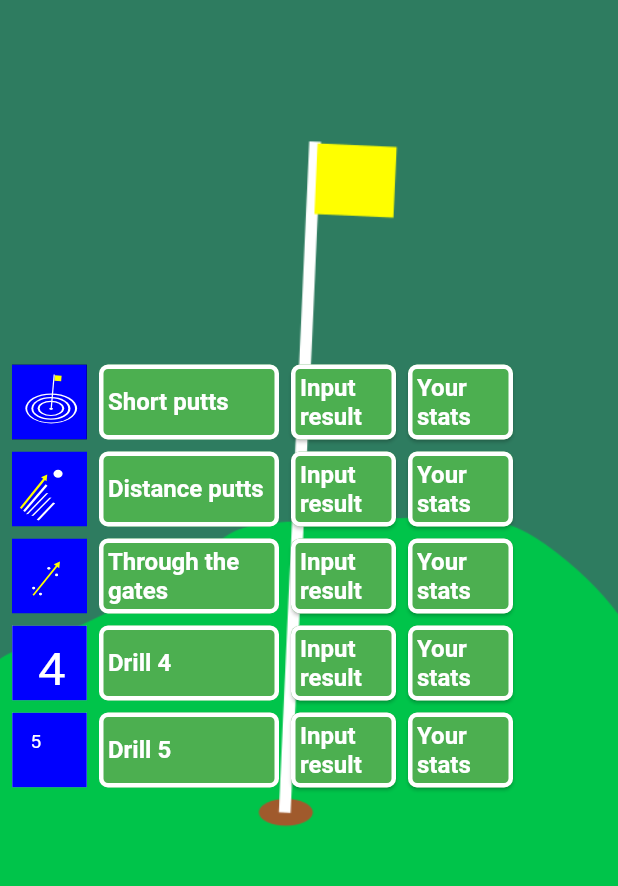
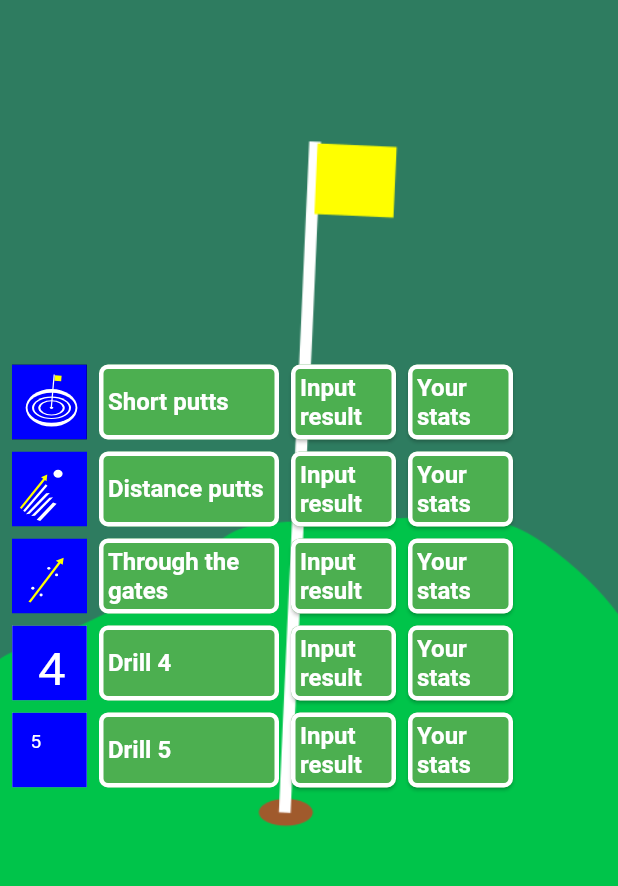
Before and after one commit to chrbuchsteiner61/PuttingDrill, a Flutter app: the screen it shows after launch, on a phone screen of 412 x 824 dp, the part 84-970 px from its top. Run offline on Flutter 3.47's test engine with Material 3 defaults, Android fonts, the phone set to English and light mode, and no system bars; our stand-ins replace fl_chart, flutter_svg, logger, shared_preferences, sqflite; missing offline and left inert: country_flags; accounts and stored records are empty; generated files the repository leaves out were written again; project files that could hold a hidden picture were left out.

Commit message:
svg icon separated

```diff
--- a/lib/main.dart
+++ b/lib/main.dart
@@ -7,6 +7,7 @@
 import 'package:myapp/methods_and_helper/language_helper.dart';
 import 'package:myapp/ui_elements/drill_line.dart';
 import 'package:myapp/methods_and_helper/constants.dart';
+import 'package:myapp/theme_data.dart';
 
 void main() => runApp(const PuttingDrillApp());
 
@@ -62,42 +63,7 @@
         // Locale('sv'),
       ],
       debugShowCheckedModeBanner: false,
-      theme: ThemeData(
-        appBarTheme: const AppBarTheme(
-          shadowColor: Colors.transparent,
-          elevation: 1.0,
-          centerTitle: false,
-          color: Colors.green,
-          titleTextStyle: TextStyle(
-              fontSize: 22.0, fontWeight: FontWeight.bold, color: Colors.white),
-        ),
-        scaffoldBackgroundColor: const Color.fromARGB(255, 208, 243, 218),
-        primarySwatch: Colors.blue,
-        textTheme: const TextTheme(
-          bodyLarge: TextStyle(
-              fontSize: 16.0,
-              fontWeight: FontWeight.normal,
-              color: Colors.black,
-              fontFamily: 'Noto-Sans'),
-          bodyMedium: TextStyle(
-              fontSize: 14.0,
-              fontWeight: FontWeight.normal,
-              color: Colors.black,
-              fontFamily: 'Noto-Sans'),
-          headlineLarge: TextStyle(
-              fontSize: 20.0, fontWeight: FontWeight.bold, color: Colors.white),
-          headlineMedium: TextStyle(
-              fontSize: 18.0, fontWeight: FontWeight.bold, color: Colors.black),
-          titleLarge: TextStyle(
-              fontSize: 20.0,
-              fontWeight: FontWeight.normal,
-              color: Colors.black54),
-          titleMedium: TextStyle(
-              fontSize: 16.0,
-              fontWeight: FontWeight.normal,
-              color: Colors.black54),
-        ),
-      ),
+      theme: AppTheme.data,
       home: const StartingPage(),
       locale: _locale,
     );
@@ -149,7 +115,7 @@
                 // no 1
                 aTask: localizations.task1,
                 inputDrillCriteria1: localizations.inputDrill1Criteria1,
-                inputDrillDistanceText: localizations.inputDrillDistanceText1,
+
                 inputDrillCriteria2: localizations.inputDrill1Criteria2,
                 inputDrillCriteria3: localizations.inputDrill1Criteria3,
 
@@ -176,7 +142,7 @@
                 // no 2
                 aTask: localizations.task2,
                 inputDrillCriteria1: localizations.inputDrill2Criteria1,
-                inputDrillDistanceText: localizations.inputDrillDistanceText2,
+
                 inputDrillCriteria2: localizations.inputDrill2Criteria2,
                 inputDrillCriteria3: localizations.inputDrill2Criteria3,
 
@@ -203,7 +169,7 @@
                 // no 3
                 aTask: localizations.task3,
                 inputDrillCriteria1: localizations.inputDrill3Criteria1,
-                inputDrillDistanceText: localizations.inputDrillDistanceText3,
+
                 inputDrillCriteria2: localizations.inputDrill3Criteria2,
                 inputDrillCriteria3: localizations.inputDrill3Criteria3,
 
@@ -230,7 +196,7 @@
                 // no 4
                 aTask: localizations.task4,
                 inputDrillCriteria1: localizations.inputDrill4Criteria1,
-                inputDrillDistanceText: localizations.inputDrillDistanceText4,
+
                 inputDrillCriteria2: localizations.inputDrill4Criteria2,
                 inputDrillCriteria3: localizations.inputDrill4Criteria3,
 
@@ -257,7 +223,7 @@
                 // no 5
                 aTask: localizations.task5,
                 inputDrillCriteria1: localizations.inputDrill5Criteria1,
-                inputDrillDistanceText: localizations.inputDrillDistanceText5,
+
                 inputDrillCriteria2: localizations.inputDrill5Criteria2,
                 inputDrillCriteria3: localizations.inputDrill5Criteria3,
 
--- a/lib/methods_and_helper/constants.dart
+++ b/lib/methods_and_helper/constants.dart
@@ -2,18 +2,19 @@
 
 const String version = '0.82/ 01.09.2024';
 
-const infoDrawerBackgroundColor = Colors.lightBlueAccent;
+const infoDrawerBackgroundColor = Colors.indigo;
 
 const SizedBox spaceBetween = SizedBox(width: 8);
 const SizedBox spaceAfter = SizedBox(height: 8);
 const double theMargin = 8.0;
 const double thePadding = 6.0;
+const BorderRadius theBorderRadius = BorderRadius.all(Radius.circular(6.0));
 
 ButtonStyle appsButtonStyle = const ButtonStyle(
   padding: WidgetStatePropertyAll(EdgeInsets.all(thePadding)),
   shape: WidgetStatePropertyAll(
     RoundedRectangleBorder(
-      borderRadius: BorderRadius.all(Radius.circular(6)),
+      borderRadius: theBorderRadius,
       side: BorderSide(color: Colors.white, width: 3),
     ),
   ),
--- /dev/null
+++ b/lib/theme_data.dart
@@ -0,0 +1,50 @@
+import 'package:flutter/material.dart';
+
+class AppTheme {
+  static ThemeData get data {
+    // Define light theme colors, fonts, etc.
+    return ThemeData(
+      appBarTheme: const AppBarTheme(
+        shadowColor: Colors.transparent,
+        elevation: 1.0,
+        centerTitle: false,
+        color: Colors.green,
+        titleTextStyle: TextStyle(
+            fontSize: 22.0, fontWeight: FontWeight.bold, color: Colors.white),
+      ),
+      scaffoldBackgroundColor: const Color.fromARGB(255, 208, 243, 218),
+      primarySwatch: Colors.blue,
+      colorScheme: ColorScheme.fromSeed(
+        seedColor: Colors.green,
+        primary: Colors.green,
+        secondary: Colors.white,
+      ),
+      fontFamily: 'Noto',
+      useMaterial3: true,
+      textTheme: const TextTheme(
+        bodyLarge: TextStyle(
+            fontSize: 16.0,
+            fontWeight: FontWeight.normal,
+            color: Colors.black,
+            fontFamily: 'Noto-Sans'),
+        bodyMedium: TextStyle(
+            fontSize: 14.0,
+            fontWeight: FontWeight.normal,
+            color: Colors.black,
+            fontFamily: 'Noto-Sans'),
+        headlineLarge: TextStyle(
+            fontSize: 20.0, fontWeight: FontWeight.bold, color: Colors.white),
+        headlineMedium: TextStyle(
+            fontSize: 18.0, fontWeight: FontWeight.bold, color: Colors.black),
+        titleLarge: TextStyle(
+            fontSize: 20.0,
+            fontWeight: FontWeight.normal,
+            color: Colors.black54),
+        titleMedium: TextStyle(
+            fontSize: 16.0,
+            fontWeight: FontWeight.normal,
+            color: Colors.black54),
+      ),
+    );
+  }
+}
--- /dev/null
+++ b/lib/ui_elements/a_drill_icon.dart
@@ -0,0 +1,25 @@
+import 'package:flutter/widgets.dart';
+import 'package:flutter_svg/svg.dart';
+
+class ADrillIcon extends StatelessWidget {
+  final double elementHeight;
+  final String drillPicture;
+
+  const ADrillIcon(
+      {super.key, required this.elementHeight, required this.drillPicture});
+
+  @override
+  Widget build(BuildContext context) {
+    return SizedBox(
+      height: elementHeight,
+      width: elementHeight,
+      child: SvgPicture.asset(
+        drillPicture,
+        semanticsLabel: 'Icon for Drill',
+        fit: BoxFit.fill,
+        width: elementHeight,
+        height: elementHeight,
+      ),
+    );
+  }
+}
--- a/lib/ui_elements/drill_line.dart
+++ b/lib/ui_elements/drill_line.dart
@@ -1,6 +1,7 @@
 import 'package:flutter/material.dart';
-import 'package:flutter_svg/svg.dart';
+
 import 'package:myapp/methods_and_helper/constants.dart';
+import 'package:myapp/ui_elements/a_drill_icon.dart';
 import 'package:myapp/user_areas/explain_screen.dart';
 import 'package:myapp/user_areas/input_screen.dart';
 import 'package:myapp/user_areas/results_screen.dart';
@@ -22,7 +23,7 @@
   final String inputButtonText;
   final String aTask;
   final String inputDrillCriteria1;
-  final String inputDrillDistanceText;
+
   final String inputDrillCriteria2;
   final String inputDrillCriteria3;
   final String inputDrillInput1;
@@ -47,7 +48,6 @@
     required this.inputButtonText,
     required this.aTask,
     required this.inputDrillCriteria1,
-    required this.inputDrillDistanceText,
     required this.inputDrillCriteria2,
     required this.inputDrillCriteria3,
     required this.inputDrillInput1,
@@ -66,17 +66,7 @@
         mainAxisAlignment: MainAxisAlignment.start,
         children: [
           aSpacer,
-          SizedBox(
-            height: elementHeight,
-            width: elementHeight,
-            child: SvgPicture.asset(
-              drillPicture,
-              semanticsLabel: 'Icon for Drill',
-              fit: BoxFit.fill,
-              width: elementHeight,
-              height: elementHeight,
-            ),
-          ),
+          ADrillIcon(elementHeight: elementHeight, drillPicture: drillPicture),
           spaceBetween,
           SizedBox(
             width: 120,
@@ -111,7 +101,6 @@
           SizedBox(
             height: elementHeight,
             width: 70.0,
-            // margin: const EdgeInsets.only(left: theMargin),
             child: ElevatedButton(
               style: theButtonStyle,
               onPressed: () {
@@ -122,7 +111,6 @@
                       appBarText: inputAppBarText,
                       buttonText: inputButtonText,
                       inputDrillCriteria1: inputDrillCriteria1,
-                      inputDrillDistanceText: inputDrillDistanceText,
                       inputDrillCriteria2: inputDrillCriteria2,
                       inputDrillCriteria3: inputDrillCriteria3,
                       drillInput1: inputDrillInput1,
@@ -139,7 +127,6 @@
           SizedBox(
             height: elementHeight,
             width: 70.0,
-            // margin: const EdgeInsets.only(left: theMargin),
             child: ElevatedButton(
               style: theButtonStyle,
               onPressed: () {
```
Also changed, not shown: lib/l10n/app_en.arb (+14 -19 lines), lib/ui_elements/input_row.dart (added, +20 -0 lines), lib/user_areas/input_screen.dart (+64 -22 lines), asset/pics/icons_page1/Drill1.svg, asset/pics/icons_page1/Drill2.svg, asset/pics/icons_page1/Drill3.svg.
